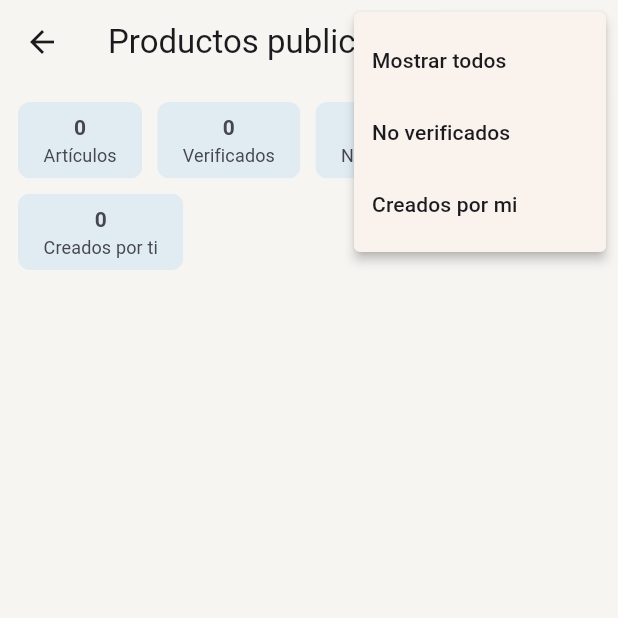
After one commit to lucasaiivan/sell, a Flutter app: the ModeratorView screen opened by its route, after a tap on "Filtrar", on a phone screen of 412 x 824 dp, the top half of it. The commit adds this screen. Run offline on Flutter 3.47's test engine with Material 3 defaults, Android fonts, the phone set to English and light mode, and no system bars; our stand-ins replace animate_do, audioplayers, cached_network_image, carousel_slider, cloud_firestore, email_validator and 16 more; missing offline and left inert: flutter_barcode_scanner, observe_internet_connectivity, purchases_flutter, search_page, snapping_sheet; accounts and stored records are empty.

Commit message:
Refactorizar código y mejorar la interfaz de usuario del catálogo

```diff
--- a/lib/app/core/routes/app_routes.dart
+++ b/lib/app/core/routes/app_routes.dart
@@ -12,6 +12,7 @@ abstract class Routes {
   static const multiuser = _Paths.multiuser;
   static const historyCashTerhgister = _Paths.historyCashTerhgister;
   static const product = _Paths.product;
+  static const moderator = _Paths.moderator;
 }
 
 abstract class _Paths {
@@ -25,4 +26,5 @@ abstract class _Paths {
   static const multiuser = '/multiuser';
   static const historyCashTerhgister = '/historyCashRegister';
   static const product = '/product';
+  static const moderator = '/moderator';
 }
--- a/lib/app/presentation/home/views/home_view.dart
+++ b/lib/app/presentation/home/views/home_view.dart
@@ -12,6 +12,7 @@ import '../../multiuser/views/multiuser_view.dart';
 import '../controller/home_controller.dart';
 
 
+// ignore: must_be_immutable
 class HomeView extends GetView<HomeController> {
   // ignore: prefer_const_constructors_in_immutables
   HomeView({Key? key}) : super(key: key);
--- /dev/null
+++ b/lib/app/presentation/moderator/bindings/moderator_binding.dart
@@ -0,0 +1,9 @@
+import 'package:get/get.dart';
+import '../controller/moderator_controller.dart';
+
+class ModeratorBinding extends Bindings {
+  @override
+  void dependencies() {
+    Get.put<ModeratorController>(ModeratorController());
+  }
+}
--- /dev/null
+++ b/lib/app/presentation/moderator/controller/moderator_controller.dart
@@ -0,0 +1,102 @@
+import 'package:cloud_firestore/cloud_firestore.dart';
+import 'package:get/get.dart';
+import '../../../core/routes/app_pages.dart';
+import '../../../data/datasource/database_cloud.dart';
+import '../../../domain/entities/catalogo_model.dart';
+import '../../home/controller/home_controller.dart';
+
+class ModeratorController extends GetxController {
+
+  // controllers
+  final HomeController homeController = Get.find<HomeController>();
+
+  // estado de carga de la base de datos
+  final RxBool loading = true.obs;
+  set setLoading(bool value) => loading.value = value;
+  bool get getLoading => loading.value;
+  // lista de productos filtrados
+  final List<Product> productsFiltered = <Product>[];
+  set setProductsFiltered(List<Product> value) => productsFiltered.addAll(value);
+  List<Product> get getProductsFiltered => productsFiltered;
+  // lista de todos los productos
+  final List<Product> products = <Product>[].obs;
+  set setProducts(List<Product> value) => products.addAll(value);
+  List<Product> get getProducts => products;
+  // list de productos verificados filtrados
+  final List<Product> productsFilteredVerified = <Product>[];
+  set setProductsFilteredVerified(List<Product> value) => productsFilteredVerified.addAll(value);
+  List<Product> get getProductsFilteredVerified => productsFilteredVerified;
+  // list de productos filtrados no verificados
+  final List<Product> productsFilteredNotVerified = <Product>[];
+  set setProductsFilteredNotVerified(List<Product> value) => productsFilteredNotVerified.addAll(value);
+  List<Product> get getProductsFilteredNotVerified => productsFilteredNotVerified;
+  // lista de productos creados por el usuario
+  final List<Product> productsUser = <Product>[];
+  set setProductsUser(List<Product> value) => productsUser.addAll(value);
+  List<Product> get getProductsUser => productsUser;
+  // texto de filtro
+  final RxString filterText = 'Filtrar'.obs;
+  set setFilterText(String value) => filterText.value = value;
+  String get getFilterText => filterText.value;
+
+  // DATA SOURCE
+  void loadDB() {
+    // description : obtenemos toda la dabase de los productos
+    Database.readProductsFuture().then((value) {
+      for (var element in value.docs) {
+        try {
+          final Product product = Product.fromMap(element.data());
+          // add : agregamos los productos a la lista total
+          products.add(product);
+          // add : agregamos los productos a la lista de productos filtrados
+          if (product.verified) {
+            productsFilteredVerified.add(product);
+          } else {
+            productsFilteredNotVerified.add(product);
+          }
+          // add : agregamos los productos a la lista de productos creados por el usuario
+          if (product.idUserCreation ==  homeController.getProfileAdminUser.email) {
+            productsUser.add(product);
+          }
+        } catch (e) {}
+      }
+      setLoading = false;
+      update();
+    });
+  }
+  // FUNCTION
+  void filterProducts({required String id}) {
+
+  }
+
+  // NAVIGATION
+  void goToProductEdit(Product product) {
+    // item
+    ProductCatalogue productCatalogue = product.convertProductCatalogue();
+    for (var element in homeController.getCataloProducts) {
+      if (element.id == product.id) {
+        productCatalogue = element;
+      }
+    }
+    Get.toNamed(Routes.editProduct, arguments: {'product': productCatalogue});
+  }
+
+  // OVERRIDE METHODS
+
+  @override
+  void onInit() {
+    super.onInit();
+    loadDB();
+  }
+
+  @override
+  void onReady() {
+    super.onReady();
+  }
+
+  @override
+  void onClose() {
+    super.onClose();
+  }
+
+}
--- /dev/null
+++ b/lib/app/presentation/moderator/view/moderator_view.dart
@@ -0,0 +1,263 @@
+import 'package:cloud_firestore/cloud_firestore.dart';
+import 'package:flutter/material.dart';
+import 'package:get/get.dart';
+import '../../../core/utils/dynamicTheme_lb.dart';
+import '../../../core/utils/fuctions.dart';
+import '../../../core/utils/widgets_utils.dart';
+import '../../../domain/entities/catalogo_model.dart';
+import '../controller/moderator_controller.dart';
+
+class ModeratorView extends GetView<ModeratorController> {
+  // ignore: prefer_const_constructors_in_immutables
+  ModeratorView({Key? key}) : super(key: key);
+
+  @override
+  Widget build(BuildContext context) {
+    return Obx(() => Scaffold(
+          appBar: appbar(context: context),
+          body: body,
+        ));
+  }
+
+  // WIDGETS VIEWS
+  PreferredSizeWidget appbar({ required BuildContext context}) {
+
+
+    return AppBar(
+    title: const Text('Productos publicados'),
+    actions: [
+      // buttons : filter list
+      PopupMenuButton(
+        icon: ComponentApp().buttonAppbar(
+          context: context,
+          text:  controller.getFilterText,
+          iconTrailing: Icons.filter_list,
+        ),
+          onSelected: (selectedValue) => controller.filterProducts(id: selectedValue),
+          itemBuilder: (BuildContext ctx) => [
+                const PopupMenuItem(value: 'all', child: Text('Mostrar todos')),
+                const PopupMenuItem(value: 'verified', child: Text('No verificados')),
+                const PopupMenuItem(value: 'create', child: Text('Creados por mi')),
+              ]),
+    ],
+    );
+  }
+  Widget get body {
+
+    // widget
+    Widget infoChips = Padding(
+      padding: const EdgeInsets.all(12),
+      child: Wrap(
+        alignment: WrapAlignment.start,
+        spacing: 10,
+        runSpacing: 10,
+        children: [
+          // chip : cantidad de articulos del catalogo y filtrados
+          Chip(
+            side: const BorderSide(color: Colors.transparent),
+            visualDensity: VisualDensity.compact,
+            label: Column(
+              children: [
+                Text(controller.getProducts.length.toString(),
+                    style: const TextStyle(fontWeight: FontWeight.bold)),
+                const Text('Artículos',
+                    style:
+                        TextStyle(fontSize: 12, fontWeight: FontWeight.w400)),
+              ],
+            ),
+            backgroundColor: Get.theme.colorScheme.secondary.withOpacity(0.1),
+          ),
+          // chip : total de productos verificados
+          Chip(
+            side: BorderSide(
+                color: Get.theme.colorScheme.secondary.withOpacity(0.0)),
+            visualDensity: VisualDensity.compact,
+            label: Column(
+              children: [
+                Text(controller.getProductsFiltered.length.toString(),
+                    style: const TextStyle(fontWeight: FontWeight.bold)),
+                const Text('Verificados',
+                    style:
+                        TextStyle(fontSize: 12, fontWeight: FontWeight.w400)),
+              ],
+            ),
+            backgroundColor: Get.theme.colorScheme.secondary.withOpacity(0.1),
+          ),
+          // chip : total de productos no verificados
+          Chip(
+            side: BorderSide(
+                color: Get.theme.colorScheme.secondary.withOpacity(0.0)),
+            visualDensity: VisualDensity.compact,
+            label: Column(
+              children: [
+                Text(
+                    controller.getProductsFilteredNotVerified.length.toString(),
+                    style: const TextStyle(fontWeight: FontWeight.bold)),
+                const Text('No verificados',
+                    style:
+                        TextStyle(fontSize: 12, fontWeight: FontWeight.w400)),
+              ],
+            ),
+            backgroundColor: Get.theme.colorScheme.secondary.withOpacity(0.1),
+          ),
+          // chip : total de productos creados por el usuario
+          Chip(
+            side: BorderSide(
+                color: Get.theme.colorScheme.secondary.withOpacity(0.0)),
+            visualDensity: VisualDensity.compact,
+            label: Column(
+              children: [
+                Text(controller.getProductsUser.length.toString(),
+                    style: const TextStyle(fontWeight: FontWeight.bold)),
+                const Text('Creados por ti',
+                    style:
+                        TextStyle(fontSize: 12, fontWeight: FontWeight.w400)),
+              ],
+            ),
+            backgroundColor: Get.theme.colorScheme.secondary.withOpacity(0.1),
+          ),
+        ],
+      ),
+    );
+
+    // description : cuerpo de la vista
+    return Obx(() => controller.getLoading? const Center(child: CircularProgressIndicator()): ListView.builder(
+          itemCount: controller.getProducts.length + 1,
+          itemBuilder: (BuildContext context, int index) {
+            if (index == 0) {
+              return infoChips;
+            }
+            return listTileProduct(product: controller.getProducts[index]);
+          },
+        ));
+  }
+
+  // WIDGETS COMPONENTS
+  Widget listTileProduct({required Product product}) {
+    // description : ListTile con detalles del producto
+
+    // var
+    double titleSize = 16;
+    String valueDataUpdate ='Actualizado ${Publications.getFechaPublicacion(fechaPublicacion: product.upgrade.toDate(), fechaActual: Timestamp.now().toDate())}';
+
+
+    // styles
+    final Color primaryTextColor = Get.isDarkMode ? Colors.white : Colors.black;
+    final Color secundayTextColor = Get.isDarkMode
+        ? Colors.white.withOpacity(0.5)
+        : Colors.black.withOpacity(0.5);
+    final TextStyle textStylePrimery =
+        TextStyle(color: primaryTextColor, fontWeight: FontWeight.w400);
+    final TextStyle textStyleSecundary =
+        TextStyle(color: secundayTextColor, fontWeight: FontWeight.w400);
+
+    // widgets
+    Widget description = Column(
+      crossAxisAlignment: CrossAxisAlignment.start,
+      children: [
+        // view : marca del producto y proveedor
+        Row(
+          crossAxisAlignment: CrossAxisAlignment.center,
+          children: [
+            product.verified
+                ? const Icon(Icons.verified, size: 11, color: Colors.blue)
+                : Container(),
+            product.verified ? const SizedBox(width: 1) : Container(),
+            //text : nombre de la marca
+            product.nameMark == ''
+                ? Container()
+                : Text(
+                    product.nameMark,
+                    maxLines: 2,
+                    overflow: TextOverflow.clip,
+                    style:
+                        TextStyle(color: product.verified ? Colors.blue : null),
+                  ),
+          ],
+        ),
+        //  text : codigo
+        Text(product.code, style: textStyleSecundary.copyWith(fontSize: 12)),
+        // text : fecha de la ultima actualización
+        Text(valueDataUpdate, style: textStyleSecundary.copyWith(fontSize: 12)),
+        // Text : id del usuario que creo el producto
+        product.idUserCreation==''?Container():Text('creado por ${product.idUserCreation}', style: textStyleSecundary.copyWith(fontSize: 12)),
+        // text : id del usuario que actualizo el producto\
+        product.idUserUpgrade==''?Container():Text('actualizado por ${product.idUserUpgrade}', style: textStyleSecundary.copyWith(fontSize: 12)),
+      ],
+    );
+
+    return ElasticIn(
+      child: InkWell(
+        onTap: ()=> controller.goToProductEdit(product),
+        child: Column(
+          children: [
+            Padding(
+              padding: const EdgeInsets.all(8.0),
+              child: Row(
+                crossAxisAlignment: CrossAxisAlignment.center,
+                mainAxisAlignment: MainAxisAlignment.center,
+                children: [
+                  // image : avatar del producto
+                  Padding(
+                    padding: EdgeInsets.symmetric(
+                        horizontal: product.image == '' ? 27 : 0),
+                    child: ImageProductAvatarApp(
+                        url: product.image,
+                        size: product.image == '' ? 25 : 80),
+                  ),
+                  // view : contenido
+                  Flexible(
+                    child: Padding(
+                      padding: const EdgeInsets.all(8.0),
+                      child: Column(
+                        children: [
+                          Row(
+                            children: [
+                              // view : description y icon favorite
+                              Flexible(
+                                child: Column(
+                                  crossAxisAlignment: CrossAxisAlignment.start,
+                                  children: [
+                                    // text and icon of favorite
+                                    Row(
+                                      crossAxisAlignment:
+                                          CrossAxisAlignment.start,
+                                      children: [
+                                        !product.outstanding
+                                            ? Container()
+                                            : const Icon(
+                                                Icons.star_purple500_sharp,
+                                                size: 12,
+                                                color: Colors.orange),
+                                        !product.outstanding
+                                            ? Container()
+                                            : const SizedBox(width: 2),
+                                        Flexible(
+                                            child: Text(product.description,
+                                                maxLines: 1,
+                                                overflow: TextOverflow.ellipsis,
+                                                style:
+                                                    textStylePrimery.copyWith(
+                                                        fontSize: titleSize))),
+                                      ],
+                                    ),
+                                    description,
+                                  ],
+                                ),
+                              ),
+                            ],
+                          ),
+                        ],
+                      ),
+                    ),
+                  ),
+                ],
+              ),
+            ),
+            const Opacity(opacity: 0.3, child: Divider(height: 0)),
+          ],
+        ),
+      ),
+    );
+  }
+}
```
Also changed, not shown: lib/app/core/routes/app_pages.dart (+7 -0 lines), lib/app/core/utils/widgets_utils.dart (+19 -5 lines), lib/app/presentation/cataloguePage/controller/product_edit_controller.dart (+0 -17 lines), lib/app/presentation/sellPage/views/sell_view.dart (+9 -2 lines).
